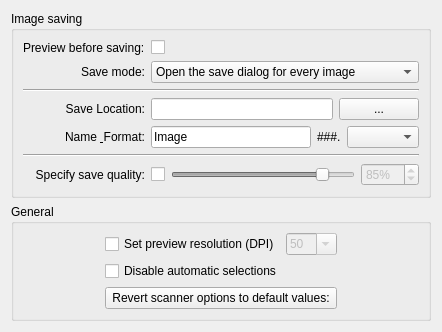
KDE/skanlite, file src/settings.ui: the form before one commit.
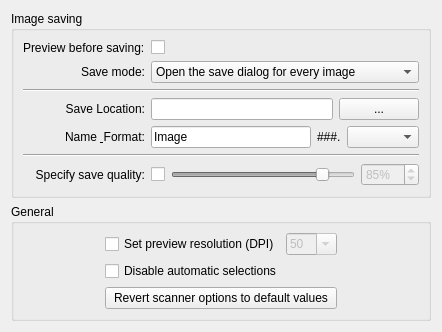
The form after the commit. Custom widgets are drawn as their Qt base class.

Commit message: Fix button text

Diff of the .ui file:
```diff
--- a/src/settings.ui
+++ b/src/settings.ui
@@ -6,8 +6,8 @@
    <rect>
     <x>0</x>
     <y>0</y>
-    <width>400</width>
-    <height>272</height>
+    <width>436</width>
+    <height>316</height>
    </rect>
   </property>
   <property name="windowTitle">
@@ -286,13 +286,6 @@
         </property>
        </widget>
       </item>
-      <item row="2" column="1" colspan="2">
-       <widget class="QPushButton" name="revertOptions">
-        <property name="text">
-         <string>Revert scanner options to default values:</string>
-        </property>
-       </widget>
-      </item>
       <item row="0" column="0">
        <spacer name="horizontalSpacer">
         <property name="orientation">
@@ -319,6 +312,13 @@
         </property>
        </spacer>
       </item>
+      <item row="2" column="1" colspan="2">
+       <widget class="QPushButton" name="revertOptions">
+        <property name="text">
+         <string>Revert scanner options to default values</string>
+        </property>
+       </widget>
+      </item>
      </layout>
     </widget>
    </item>
```
